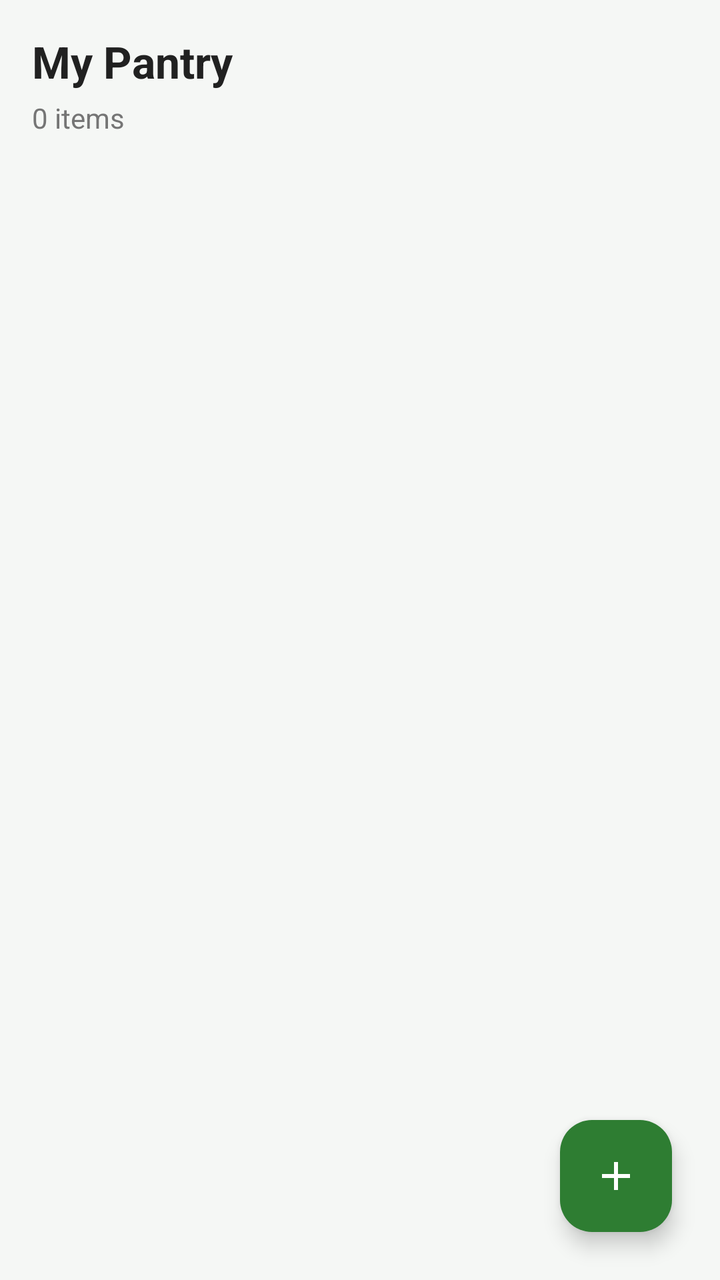
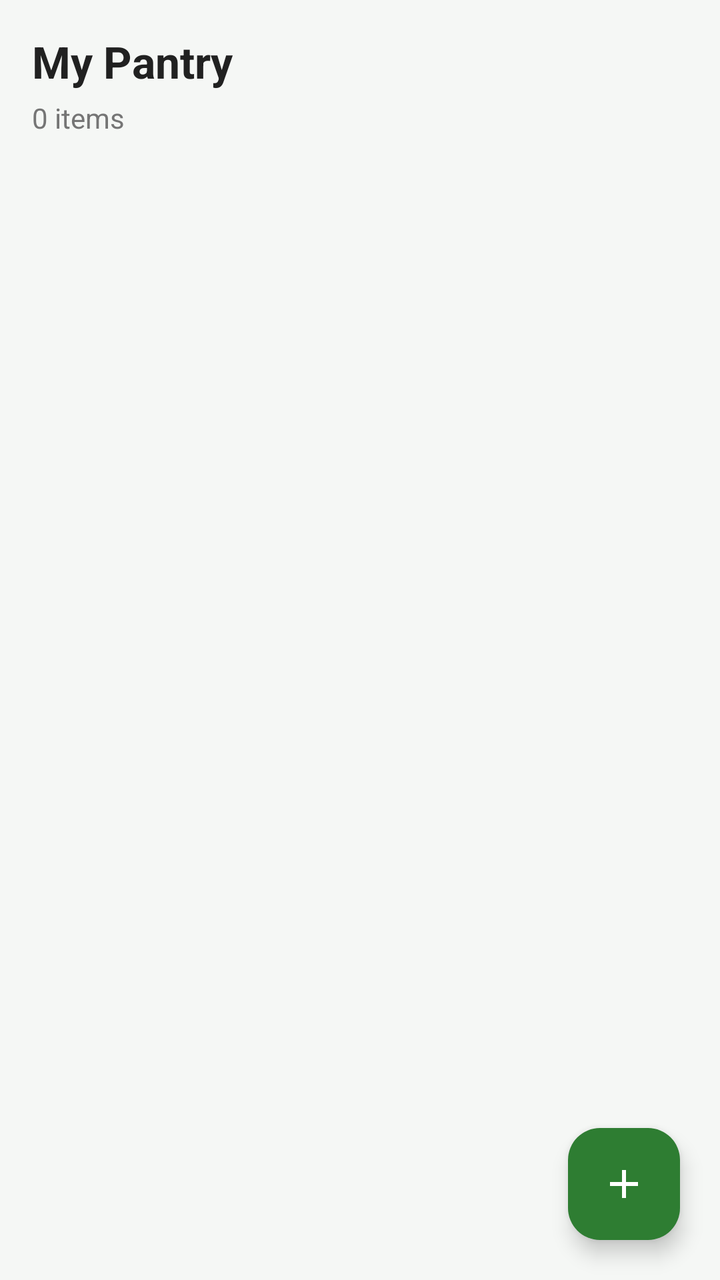

Two renders of the same Android screen: before a commit and after it. Below are the layout's source before the change and the commit's diff.
<!-- AndroidManifest.xml: application theme Theme.SmartPantryManager -->
<!-- res/layout/fragment_pantry.xml -->
<?xml version="1.0" encoding="utf-8"?>
<androidx.coordinatorlayout.widget.CoordinatorLayout
    xmlns:android="http://schemas.android.com/apk/res/android"
    xmlns:app="http://schemas.android.com/apk/res-auto"
    android:layout_width="match_parent"
    android:layout_height="match_parent"
    android:background="@color/background">

    <LinearLayout
        android:layout_width="match_parent"
        android:layout_height="match_parent"
        android:orientation="vertical"
        android:padding="16dp">

        <TextView
            android:layout_width="wrap_content"
            android:layout_height="wrap_content"
            android:text="My Pantry"
            android:textSize="22sp"
            android:textStyle="bold"
            android:textColor="@color/text_primary"
            android:layout_marginBottom="4dp"/>

        <TextView
            android:id="@+id/tv_item_count"
            android:layout_width="wrap_content"
            android:layout_height="wrap_content"
            android:text="0 items"
            android:textSize="14sp"
            android:textColor="@color/text_secondary"
            android:layout_marginBottom="12dp"/>

        <androidx.recyclerview.widget.RecyclerView
            android:id="@+id/recycler_pantry"
            android:layout_width="match_parent"
            android:layout_height="0dp"
            android:layout_weight="1"
            android:clipToPadding="false"
            android:paddingBottom="80dp"/>

        <LinearLayout
            android:id="@+id/empty_view"
            android:layout_width="match_parent"
            android:layout_height="0dp"
            android:layout_weight="1"
            android:orientation="vertical"
            android:gravity="center"
            android:visibility="gone">

            <TextView
                android:layout_width="wrap_content"
                android:layout_height="wrap_content"
                android:text="🧺"
                android:textSize="48sp"
                android:layout_marginBottom="12dp"/>

            <TextView
                android:layout_width="wrap_content"
                android:layout_height="wrap_content"
                android:text="@string/no_pantry_items"
                android:textSize="16sp"
                android:textColor="@color/text_secondary"
                android:gravity="center"
                android:lineSpacingExtra="4dp"/>
        </LinearLayout>
    </LinearLayout>

    <com.google.android.material.floatingactionbutton.FloatingActionButton
        android:id="@+id/fab_add"
        android:layout_width="wrap_content"
        android:layout_height="wrap_content"
        android:layout_gravity="bottom|end"
        android:layout_margin="24dp"
        android:src="@drawable/ic_add"
        android:contentDescription="@string/add_ingredient"
        app:backgroundTint="@color/primary"
        app:tint="@color/white"
        app:elevation="6dp"/>

</androidx.coordinatorlayout.widget.CoordinatorLayout>
<!-- resources referenced by this layout -->
<resources>
  <color name="background">#F5F7F5</color>
  <color name="primary">#2E7D32</color>
  <color name="text_primary">#212121</color>
  <color name="text_secondary">#757575</color>
  <color name="white">#FFFFFF</color>
  <!-- drawable ic_add (drawable) -->
  <?xml version="1.0" encoding="utf-8"?>
  <vector xmlns:android="http://schemas.android.com/apk/res/android"
      android:width="24dp"
      android:height="24dp"
      android:viewportWidth="24"
      android:viewportHeight="24">
      <path
          android:fillColor="#FFFFFF"
          android:pathData="M19,13h-6v6h-2v-6H5v-2h6V5h2v6h6v2z"/>
  </vector>
  <string name="add_ingredient">Add Ingredient</string>
  <string name="no_pantry_items">Your pantry is empty.\nTap + to add ingredients you already have at home.</string>
  <style name="Theme.SmartPantryManager" parent="Theme.Material3.Light.NoActionBar">
          <item name="colorPrimary">@color/primary</item>
          <item name="colorPrimaryDark">@color/primary_dark</item>
          <item name="colorAccent">@color/accent</item>
          <item name="android:statusBarColor">@color/primary_dark</item>
          <item name="android:navigationBarColor">@color/white</item>
          <item name="android:windowBackground">@color/background</item>
          <item name="colorOnPrimary">@color/white</item>
          <item name="colorSecondary">@color/accent</item>
          <item name="colorOnSecondary">@color/white</item>
          <item name="android:textColorPrimary">@color/text_primary</item>
          <item name="android:textColorSecondary">@color/text_secondary</item>
      </style>
  <color name="primary_dark">#1B5E20</color>
  <color name="accent">#FF8F00</color>
</resources>

<!-- the commit's change to res/layout/fragment_pantry.xml (unified diff, before → after) -->
@@ -70,7 +70,7 @@
         android:layout_width="wrap_content"
         android:layout_height="wrap_content"
         android:layout_gravity="bottom|end"
-        android:layout_margin="24dp"
+        android:layout_margin="20dp"
         android:src="@drawable/ic_add"
         android:contentDescription="@string/add_ingredient"
         app:backgroundTint="@color/primary"
